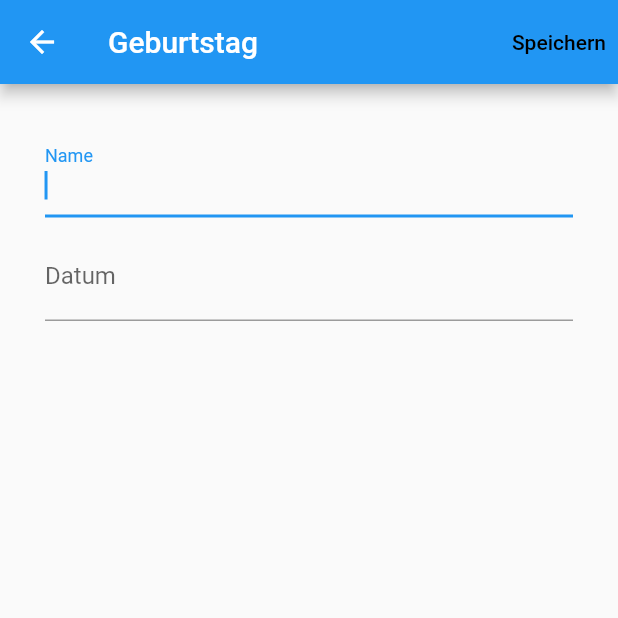
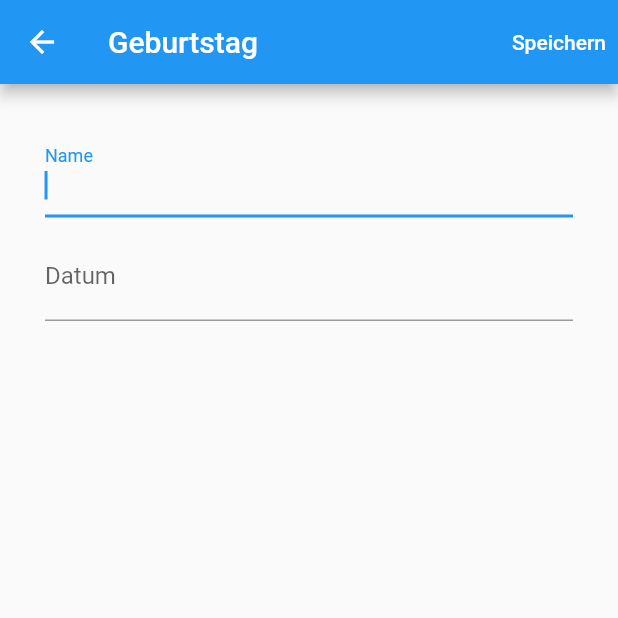
Before and after one commit to coodoo-io/geburtstags-app, a Flutter app: the BirthdayForm screen opened directly, on a phone screen of 412 x 824 dp, the top half of it. Run offline on Flutter 3.47's test engine with Material 3 defaults, Android fonts, the phone set to English and light mode, and no system bars.

Commit message:
text color

```diff
--- a/lib/screens/birthday/widgets/birthday_form.dart
+++ b/lib/screens/birthday/widgets/birthday_form.dart
@@ -34,7 +34,7 @@ class _BirthdayFormState extends State<BirthdayForm> {
             },
             child: const Text(
               'Speichern',
-              style: TextStyle(color: Colors.black),
+              style: TextStyle(color: Colors.white),
             ),
           ),
         ],
```
